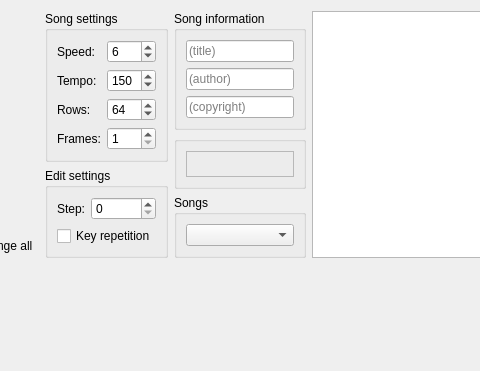
First picture: the form in libs/famitracker/MainFrm.ui, repository christopherpow/nesicide, before the edit; both pictures show x 103 to 583 and y 0 to 371 of the 687 by 493 pixel window.
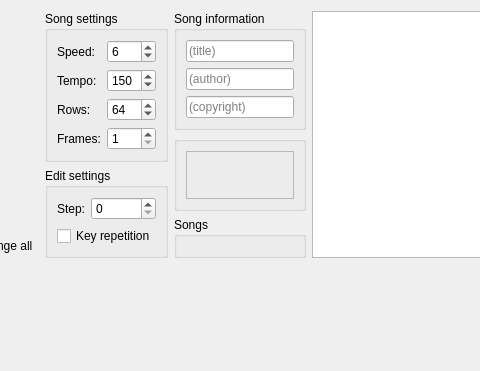
Second picture: the form after the edit. Icons and pictures are not drawn.

The edit to the form file:
```diff
--- a/libs/famitracker/MainFrm.ui
+++ b/libs/famitracker/MainFrm.ui
@@ -340,18 +340,7 @@
        <property name="title">
         <string>Songs</string>
        </property>
-       <layout class="QGridLayout" name="gridLayout_6">
-        <item row="0" column="0">
-         <widget class="QComboBox" name="songs">
-          <property name="sizePolicy">
-           <sizepolicy hsizetype="Minimum" vsizetype="Fixed">
-            <horstretch>0</horstretch>
-            <verstretch>0</verstretch>
-           </sizepolicy>
-          </property>
-         </widget>
-        </item>
-       </layout>
+       <layout class="QGridLayout" name="gridLayout_6"/>
       </widget>
      </item>
     </layout>
```
Left out of the diff: 2 changed lines with no effect on the pictures.
